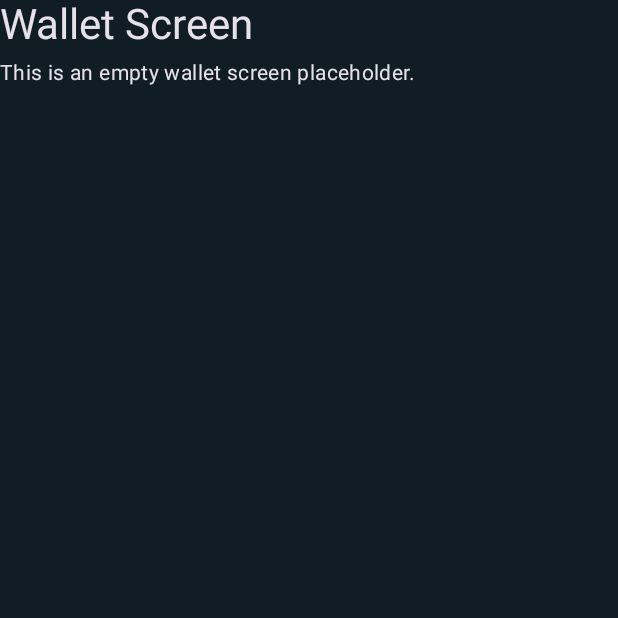
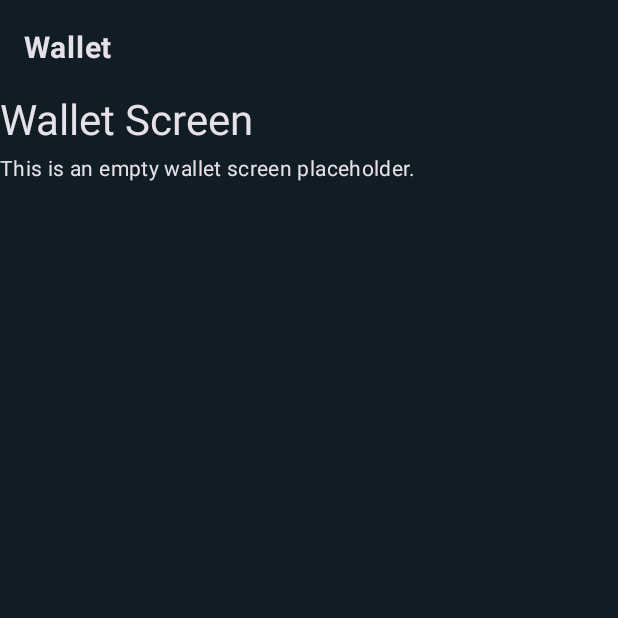
Before and after one commit to AMRESH-SHARMA/jugnu_android, an Android app built with Jetpack Compose: the screen it shows after launch (MainActivity), after a tap on "₹1200", on a phone screen of 412 x 824 dp, the top half of it. Run offline under Robolectric (Android 15) with nearby library versions, the light colour scheme and no system bars.

Commit message:
wallet screen top bar

```diff
--- a/app/build.gradle.kts
+++ b/app/build.gradle.kts
@@ -52,6 +52,7 @@ dependencies {
     implementation(libs.androidx.compose.material3)
     implementation(libs.androidx.navigation.compose)
     implementation(libs.androidx.compose.runtime)
+    implementation(libs.androidx.material3)
     testImplementation(libs.junit)
     androidTestImplementation(libs.androidx.junit)
     androidTestImplementation(libs.androidx.espresso.core)
--- a/app/src/main/java/com/example/app/ui/call/CallListScreen.kt
+++ b/app/src/main/java/com/example/app/ui/call/CallListScreen.kt
@@ -9,7 +9,6 @@ import androidx.compose.foundation.layout.height
 import androidx.compose.foundation.layout.padding
 import androidx.compose.foundation.lazy.LazyColumn
 import androidx.compose.foundation.lazy.items
-import androidx.compose.material3.HorizontalDivider
 import androidx.compose.material3.MaterialTheme
 import androidx.compose.material3.Text
 import androidx.compose.runtime.Composable
@@ -63,6 +62,18 @@ fun CallListScreen(
                         .fillMaxWidth()
                         .padding(vertical = 12.dp)
                 ) {
+
+//                        Icon(
+//                            modifier = Modifier
+//                                .size(26.dp)
+//                                .clickable {
+//                                    onBackClick()
+//                                },
+//                            imageVector = WhatsAppIcons.ArrowBack,
+//                            tint = MaterialTheme.colorScheme.tertiary,
+//                            contentDescription = null
+//                        )
+
                     Text(
                         text = call,
                         style = MaterialTheme.typography.titleMedium
@@ -71,7 +82,7 @@ fun CallListScreen(
                         text = "Yesterday",
                         style = MaterialTheme.typography.bodySmall
                     )
-                    HorizontalDivider(modifier = Modifier.padding(top = 8.dp))
+//                    HorizontalDivider(modifier = Modifier.padding(top = 8.dp))
                 }
             }
 
--- a/app/src/main/java/com/example/app/ui/wallet/WalletScreen.kt
+++ b/app/src/main/java/com/example/app/ui/wallet/WalletScreen.kt
@@ -4,26 +4,42 @@ import androidx.compose.foundation.layout.Column
 import androidx.compose.foundation.layout.Spacer
 import androidx.compose.foundation.layout.fillMaxSize
 import androidx.compose.foundation.layout.height
-import androidx.compose.foundation.layout.navigationBarsPadding
-import androidx.compose.foundation.layout.statusBarsPadding
+import androidx.compose.foundation.layout.padding
 import androidx.compose.material3.MaterialTheme
+import androidx.compose.material3.Scaffold
 import androidx.compose.material3.Text
 import androidx.compose.runtime.Composable
 import androidx.compose.ui.Modifier
 import androidx.compose.ui.unit.dp
 import androidx.navigation.NavController
+import com.example.app.ui.home.components.HomeTopBar
+
 
 @Composable
 fun WalletScreen(
     navController: NavController,
     onBackClick: () -> Unit = {}
 ) {
+
+    Scaffold(
+        topBar = {
+            HomeTopBar(
+                title = "Wallet",          // Set title for this screen
+                showWalletSection = false, // Hide wallet button here (avoid looping)
+//                balance = "₹1200",
+                onWalletClick = { /* no-op */ }
+            )
+        }
+    ) { innerPadding ->
+
         Column(
             modifier = Modifier
                 .fillMaxSize()
-            .statusBarsPadding()
-            .navigationBarsPadding()
+                .padding(innerPadding)
+//                .statusBarsPadding()
+//                .navigationBarsPadding()
         ) {
+
             Text(
                 text = "Wallet Screen",
                 style = MaterialTheme.typography.headlineMedium
@@ -32,10 +48,9 @@ fun WalletScreen(
             Spacer(modifier = Modifier.height(8.dp))
 
             Text(
-            text = "This is an empty wallet screen placeholder. ",
+                text = "This is an empty wallet screen placeholder.",
                 style = MaterialTheme.typography.bodyMedium
             )
-
-        // You can add back button, wallet details, etc. later
         }
     }
+}
--- a/gradle/libs.versions.toml
+++ b/gradle/libs.versions.toml
@@ -10,6 +10,7 @@ activityCompose = "1.12.0"
 composeBom = "2024.09.00"
 navigationCompose = "2.9.6"
 runtime = "1.9.5"
+material3 = "1.4.0"
 
 [libraries]
 androidx-core-ktx = { group = "androidx.core", name = "core-ktx", version.ref = "coreKtx" }
@@ -28,6 +29,7 @@ androidx-compose-ui-test-junit4 = { group = "androidx.compose.ui", name = "ui-te
 androidx-compose-material3 = { group = "androidx.compose.material3", name = "material3" }
 androidx-navigation-compose = { group = "androidx.navigation", name = "navigation-compose", version.ref = "navigationCompose" }
 androidx-compose-runtime = { group = "androidx.compose.runtime", name = "runtime", version.ref = "runtime" }
+androidx-material3 = { group = "androidx.compose.material3", name = "material3", version.ref = "material3" }
 
 [plugins]
 android-application = { id = "com.android.application", version.ref = "agp" }
```
Also changed, not shown: app/src/main/java/com/example/app/ui/chat/components/ChatInputBar.kt (+16 -3 lines), app/src/main/java/com/example/app/ui/theme/Color.kt (+21 -18 lines). Lines whose indentation alone changed are shown as unchanged.
